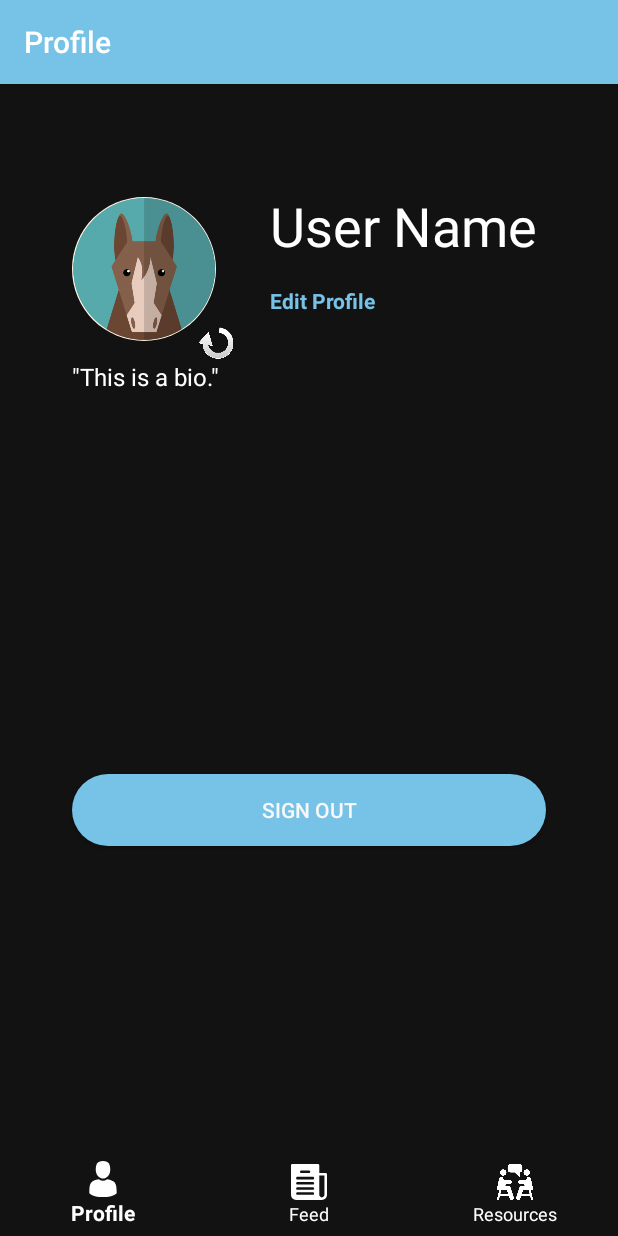
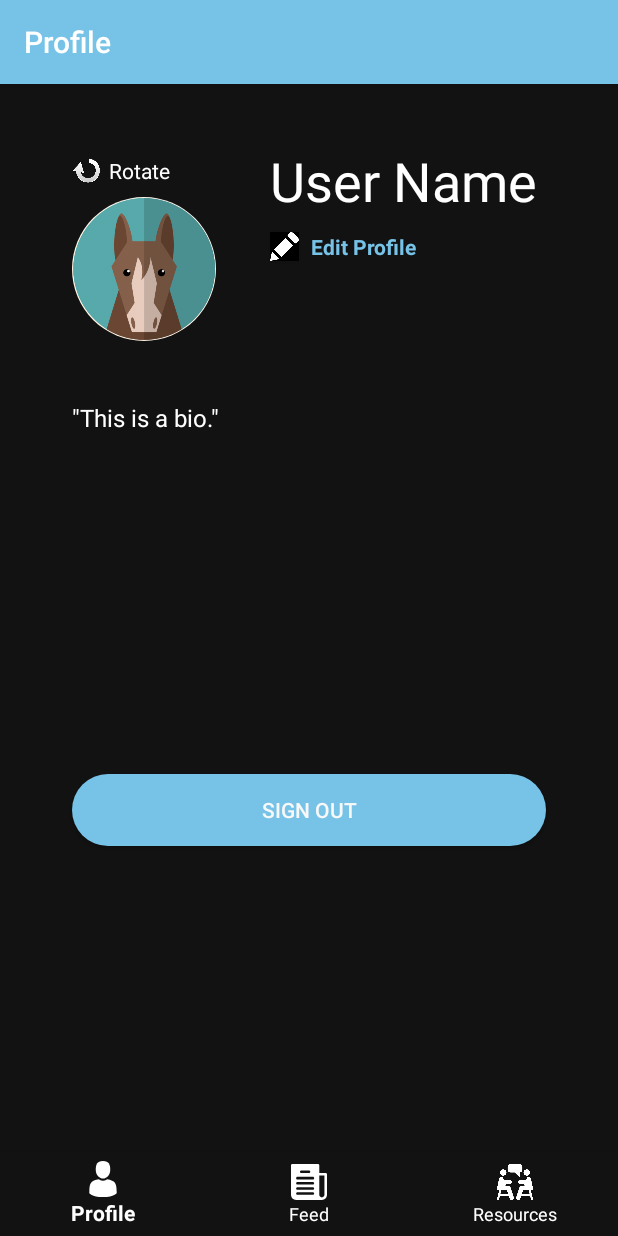
Before and after one commit to lil55cy/StorySharing, an Android app: the ProfileFragment screen opened through its navigation route, on a phone screen of 412 x 824 dp. Run offline under Robolectric (Android 15) with nearby library versions, the phone set to English and light mode, and no system bars; our stand-ins replace CircleImageView, Firebase (no records; nobody signed in at launch, a user with empty details on screens opened directly), navigation-ui; 2 statements that could not run were skipped.

Commit message:
layout change

```diff
--- a/StorySharing/app/src/main/java/com/example/storysharing/ui/profile/ProfileFragment.java
+++ b/StorySharing/app/src/main/java/com/example/storysharing/ui/profile/ProfileFragment.java
@@ -99,6 +99,31 @@ public class ProfileFragment extends Fragment {
             }
         });
 
+        root.findViewById(R.id.editButton).setOnClickListener(new View.OnClickListener() {
+            @Override
+            public void onClick(View view) {
+                Intent intent = new Intent(getContext(), EditProfileActivity.class);
+                startActivity(intent);
+            }
+        });
+
+        root.findViewById(R.id.rotate).setOnClickListener(new View.OnClickListener() {
+            @Override
+            public void onClick(View view) {
+
+                mStorage.child(mAuth.getUid()).getBytes(5000000).addOnSuccessListener(new OnSuccessListener<byte[]>() {
+                    @Override
+                    public void onSuccess(byte[] bytes) {
+                        Bitmap bitmap = BitmapFactory.decodeByteArray(bytes , 0, bytes.length);
+                        FirebaseUtility.rotateImage(bitmap);
+
+                        startActivity(new Intent(getContext(), MainActivity.class));
+                    }
+                });
+
+            }
+        });
+
         root.findViewById(R.id.button).setOnClickListener(new View.OnClickListener() {
             @Override
             public void onClick(View view) {
--- a/StorySharing/app/src/main/res/layout/fragment_profile.xml
+++ b/StorySharing/app/src/main/res/layout/fragment_profile.xml
@@ -21,15 +21,15 @@
         android:layout_width="200dp"
         android:layout_height="wrap_content"
         android:layout_marginStart="36dp"
-        android:layout_marginTop="50dp"
-        android:text="User Name"
-        android:maxLines="2"
+        android:layout_marginTop="20dp"
         android:layout_weight="1"
         android:ellipsize="none"
+        android:maxLines="2"
+        android:scrollbarThumbVertical="@color/white"
+        android:scrollbars="vertical"
         android:scrollHorizontally="false"
+        android:text="User Name"
         android:textColor="@color/white"
-        android:scrollbars="vertical"
-        android:scrollbarThumbVertical="@color/white"
         android:textSize="36sp"
         app:layout_constraintStart_toEndOf="@+id/profile_photo"
         app:layout_constraintTop_toTopOf="parent" />
@@ -38,7 +38,7 @@
         android:id="@+id/bio"
         android:layout_width="320dp"
         android:layout_height="wrap_content"
-        android:layout_marginTop="30dp"
+        android:layout_marginTop="40dp"
         android:maxLines="10"
         android:text='"This is a bio."'
         android:textColor="@color/white"
@@ -48,19 +48,19 @@
         app:layout_constraintEnd_toEndOf="parent"
         app:layout_constraintHorizontal_bias="0.0"
         app:layout_constraintStart_toStartOf="@+id/profile_photo"
-        app:layout_constraintTop_toBottomOf="@+id/email" />
+        app:layout_constraintTop_toBottomOf="@+id/profile_photo" />
 
     <TextView
         android:id="@+id/email"
         android:layout_width="wrap_content"
         android:layout_height="wrap_content"
-        android:layout_marginTop="16dp"
+        android:layout_marginStart="8dp"
         android:clickable="true"
         android:text="Edit Profile"
         android:textColor="@color/colorAccent"
         android:textStyle="bold"
-        app:layout_constraintStart_toStartOf="@id/name"
-        app:layout_constraintTop_toBottomOf="@+id/name" />
+        app:layout_constraintStart_toEndOf="@id/editButton"
+        app:layout_constraintTop_toTopOf="@+id/editButton" />
 
 
     <Button
@@ -82,12 +82,30 @@
 
     <Button
         android:id="@+id/button"
-        android:layout_width="25dp"
-        android:layout_height="25dp"
-        android:layout_marginTop="140dp"
+        android:layout_width="19dp"
+        android:layout_height="19dp"
+        android:layout_marginTop="28dp"
         android:background="@drawable/rotate"
-        app:layout_constraintEnd_toEndOf="parent"
-        app:layout_constraintHorizontal_bias="0.339"
-        app:layout_constraintStart_toStartOf="parent"
+        app:layout_constraintStart_toStartOf="@id/profile_photo"
         app:layout_constraintTop_toTopOf="parent" />
+
+    <TextView
+        android:id="@+id/rotate"
+        android:layout_width="wrap_content"
+        android:layout_height="wrap_content"
+        android:layout_marginStart="5dp"
+        android:clickable="true"
+        android:text="Rotate"
+        android:textColor="@color/white"
+        app:layout_constraintStart_toEndOf="@id/button"
+        app:layout_constraintTop_toTopOf="@+id/button" />
+
+    <Button
+        android:id="@+id/editButton"
+        android:layout_width="19dp"
+        android:layout_height="19dp"
+        android:layout_marginTop="10dp"
+        android:background="@drawable/edit"
+        app:layout_constraintStart_toStartOf="@id/name"
+        app:layout_constraintTop_toBottomOf="@+id/name" />
 </androidx.constraintlayout.widget.ConstraintLayout>
```
Also changed, not shown: StorySharing/app/src/main/res/drawable-v24/edit.png (added), 1 other file.
